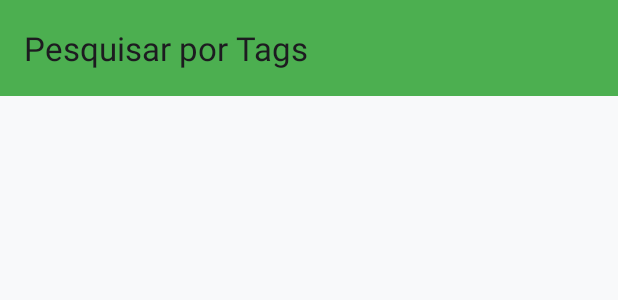
After one commit to BrenoAAntonio/Calculadora-de-gastos-diarios, an Android app: the layout activity_pesquisar_despesas_por_tag.xml on its own in the app's theme, with its tools: preview values and no code run, on a phone screen of 412 x 824 dp. The commit adds this screen. Shown: the top 300 px of the screen. Run offline under Robolectric (Android 15) with nearby library versions, the phone set to English and light mode, and no system bars.

Commit message:
Pesqauisa por tags funcionando 100% assim como o registro e ediaçao de despesas com tags

```diff
--- a/app/build.gradle.kts
+++ b/app/build.gradle.kts
@@ -56,6 +56,7 @@ dependencies {
     implementation("androidx.lifecycle:lifecycle-viewmodel-ktx:2.6.1")
     implementation("androidx.lifecycle:lifecycle-livedata-ktx:2.6.1")
     implementation("com.google.android.material:material:1.11.0")
+    implementation("androidx.recyclerview:recyclerview:1.3.2")
 
     testImplementation(libs.junit)
     androidTestImplementation(libs.androidx.junit)
--- a/app/src/main/AndroidManifest.xml
+++ b/app/src/main/AndroidManifest.xml
@@ -34,6 +34,8 @@
         <activity android:name=".view.activities.AdicionarCategoriaActivity" />
 
         <activity android:name=".view.activities.GerenciarTagsActivity" />
+
+        <activity android:name=".view.activities.PesquisarDespesasPorTagActivity" />
     </application>
 
 </manifest>
--- a/app/src/main/java/calculadoraGastos/Acme/view/activities/MainActivity.kt
+++ b/app/src/main/java/calculadoraGastos/Acme/view/activities/MainActivity.kt
@@ -182,6 +182,9 @@ class MainActivity : AppCompatActivity(), NavigationView.OnNavigationItemSelecte
             R.id.nav_manage_tags -> { // Adicione este caso
                 startActivity(Intent(this, GerenciarTagsActivity::class.java))
             }
+            R.id.nav_search_tags -> { // Adicione esta linha para iniciar a nova Activity
+                startActivity(Intent(this, PesquisarDespesasPorTagActivity::class.java))
+            }
         }
         drawerLayout.closeDrawer(GravityCompat.START)
         return true
--- a/app/src/main/java/calculadoraGastos/Acme/view/activities/RegistrarDespesaActivity.kt
+++ b/app/src/main/java/calculadoraGastos/Acme/view/activities/RegistrarDespesaActivity.kt
@@ -80,8 +80,6 @@ class RegistrarDespesaActivity : AppCompatActivity() {
                     try {
                         val valor = valorTexto.toDouble()
                         controller.registrarDespesa(nome, valor, categoria, dataAtual, selectedTagIds) {
-                            // Tenta usar o contexto da coroutine pai
-                            launch(Dispatchers.Main) {
                             Toast.makeText(
                                 this@RegistrarDespesaActivity,
                                 "Despesa salva com sucesso!",
@@ -92,7 +90,6 @@ class RegistrarDespesaActivity : AppCompatActivity() {
                             chipGroupTags.clearCheck()
                             startActivity(Intent(this@RegistrarDespesaActivity, MainActivity::class.java))
                             finish()
-                            }
                         }
                     } catch (e: NumberFormatException) {
                         Toast.makeText(this@RegistrarDespesaActivity, "Valor inválido", Toast.LENGTH_SHORT).show()
--- /dev/null
+++ b/app/src/main/res/layout/activity_pesquisar_despesas_por_tag.xml
@@ -0,0 +1,48 @@
+<?xml version="1.0" encoding="utf-8"?>
+<androidx.drawerlayout.widget.DrawerLayout
+    xmlns:android="http://schemas.android.com/apk/res/android"
+    xmlns:app="http://schemas.android.com/apk/res-auto"
+    xmlns:tools="http://schemas.android.com/tools"
+    android:id="@+id/drawerLayoutPesquisaTag"
+    android:layout_width="match_parent"
+    android:layout_height="match_parent"
+    android:fitsSystemWindows="true"
+    tools:openDrawer="start">
+
+    <LinearLayout
+        android:layout_width="match_parent"
+        android:layout_height="match_parent"
+        android:orientation="vertical">
+
+        <androidx.appcompat.widget.Toolbar
+            android:id="@+id/toolbarPesquisaTag"
+            android:layout_width="match_parent"
+            android:layout_height="?attr/actionBarSize"
+            android:background="?attr/colorPrimary"
+            android:theme="?attr/actionBarTheme"
+            app:title="Pesquisar por Tags" />
+
+        <com.google.android.material.chip.ChipGroup
+            android:id="@+id/chipGroupTags"
+            android:layout_width="match_parent"
+            android:layout_height="wrap_content"
+            android:layout_margin="8dp" />
+
+        <androidx.recyclerview.widget.RecyclerView
+            android:id="@+id/rvDespesasFiltradas"
+            android:layout_width="match_parent"
+            android:layout_height="0dp"
+            android:layout_weight="1" />
+
+    </LinearLayout>
+
+    <com.google.android.material.navigation.NavigationView
+        android:id="@+id/navViewPesquisaTag"
+        android:layout_width="wrap_content"
+        android:layout_height="match_parent"
+        android:layout_gravity="start"
+        android:fitsSystemWindows="true"
+        app:headerLayout="@layout/nav_header_main"
+        app:menu="@menu/drawer_menu" />
+
+</androidx.drawerlayout.widget.DrawerLayout>
--- a/app/src/main/res/menu/drawer_menu.xml
+++ b/app/src/main/res/menu/drawer_menu.xml
@@ -14,6 +14,9 @@
             android:id="@+id/nav_manage_tags"
             android:title="Gerenciar Tags" />
         <item
+            android:id="@+id/nav_search_tags"
+            android:title="Pesquisar por Tags" />
+        <item
             android:id="@+id/nav_list_expenses"
             android:title="Listar Despesas" />
         <item
```
Also changed, not shown: app/src/main/java/calculadoraGastos/Acme/controller/RegistrarDespesaController.kt (+14 -8 lines), app/src/main/java/calculadoraGastos/Acme/model/DespesaDao.kt (+4 -4 lines), app/src/main/java/calculadoraGastos/Acme/view/activities/PesquisarDespesasPorTagActivity.kt (added, +182 -0 lines). Lines whose indentation alone changed are shown as unchanged.
